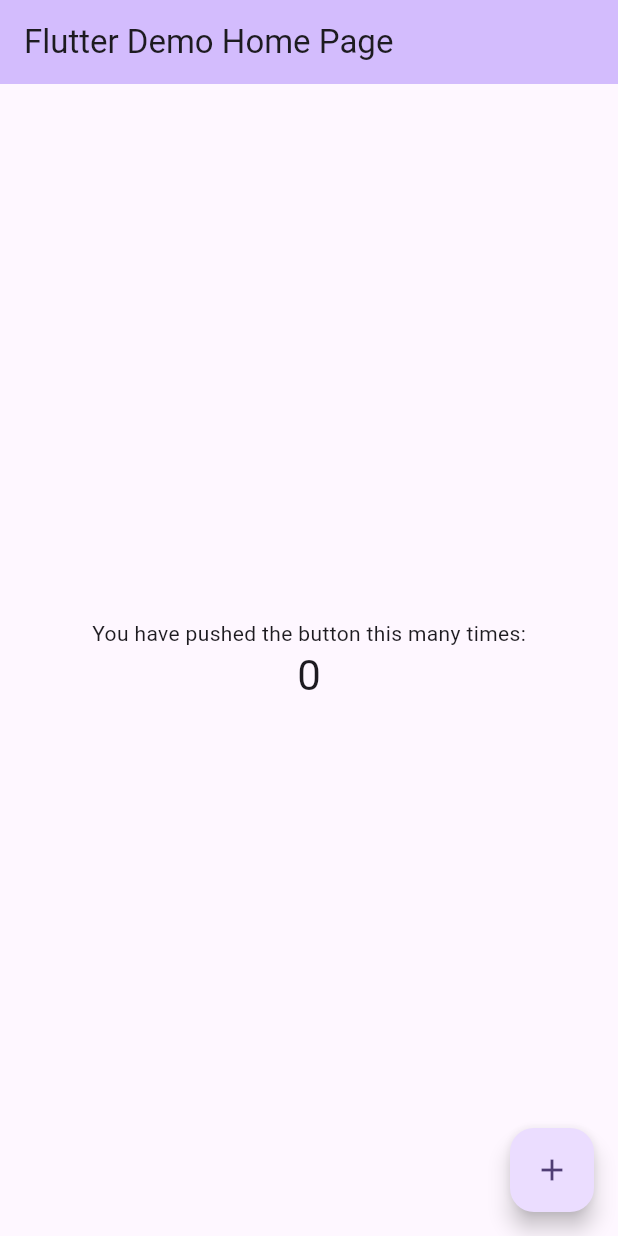
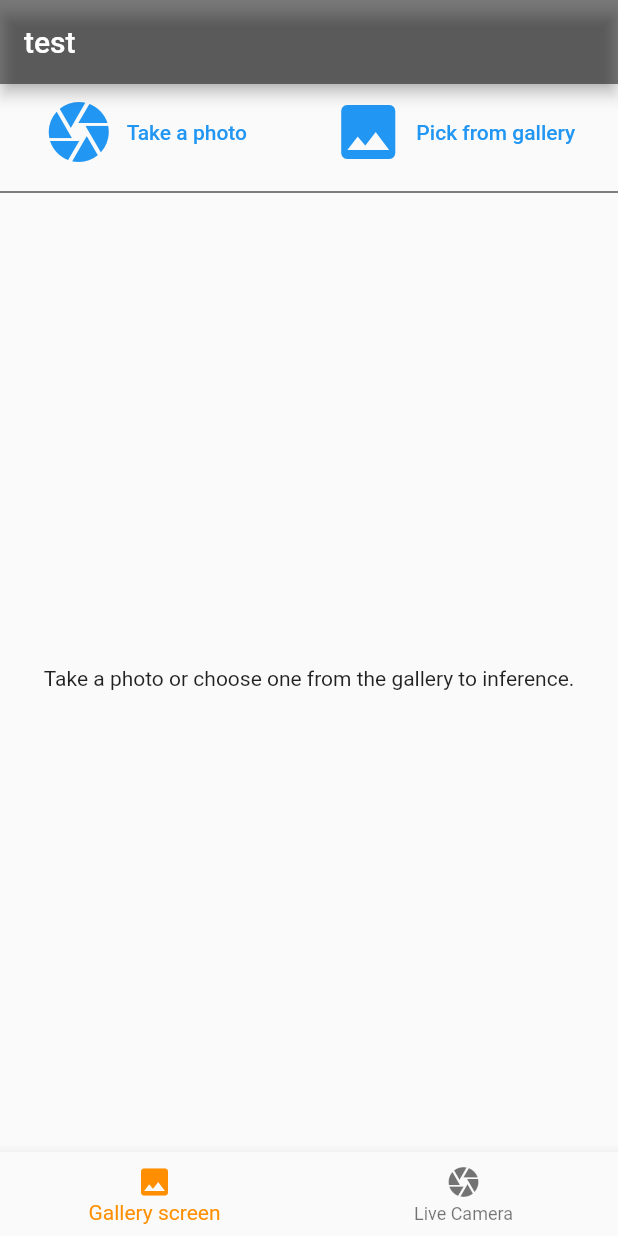
Before and after one commit to Amarin-AMR/skreen, a Flutter app: the screen it shows after launch, on a phone screen of 412 x 824 dp. Run offline on Flutter 3.47's test engine with Material 2 defaults, Android fonts, the light colour scheme and no system bars; our stand-ins replace camera, flutter_riverpod, image_picker; missing offline and left inert: tflite_flutter.

Commit message:
add example tflite image classification.

```diff
--- /dev/null
+++ b/lib/features/bottom_navigation/view/screen.dart
@@ -0,0 +1,93 @@
+import 'dart:io';
+
+import 'package:camera/camera.dart';
+import 'package:flutter/material.dart';
+
+import 'package:skreen/features/camera/view/screen.dart';
+import 'package:skreen/features/gallery/view/screen.dart';
+
+class BottomNavigationBarApp extends StatelessWidget {
+  const BottomNavigationBarApp({super.key});
+
+  @override
+  Widget build(BuildContext context) {
+    return const MaterialApp(
+      home: BottomNavigationBarExample(),
+    );
+  }
+}
+
+class BottomNavigationBarExample extends StatefulWidget {
+  const BottomNavigationBarExample({super.key});
+
+  @override
+  State<BottomNavigationBarExample> createState() =>
+      _BottomNavigationBarExampleState();
+}
+
+class _BottomNavigationBarExampleState
+    extends State<BottomNavigationBarExample> {
+  late CameraDescription cameraDescription;
+  int _selectedIndex = 0;
+  List<Widget>? _widgetOptions;
+
+  bool cameraIsAvailable = Platform.isAndroid || Platform.isIOS;
+
+  @override
+  void initState() {
+    super.initState();
+    WidgetsBinding.instance.addPostFrameCallback((_) {
+      initPages();
+    });
+  }
+
+  initPages() async {
+    _widgetOptions = [const GalleryScreen()];
+
+    if (cameraIsAvailable) {
+      // get list available camera
+      cameraDescription = (await availableCameras()).first;
+      _widgetOptions!.add(CameraScreen(camera: cameraDescription));
+    }
+
+    setState(() {});
+  }
+
+  void _onItemTapped(int index) {
+    if (!cameraIsAvailable) {
+      debugPrint("This is not supported on your current platform");
+      return;
+    }
+    setState(() {
+      _selectedIndex = index;
+    });
+  }
+
+  @override
+  Widget build(BuildContext context) {
+    return Scaffold(
+      appBar: AppBar(
+        title: const Text('test'),
+        backgroundColor: Colors.black.withOpacity(0.5),
+      ),
+      body: Center(
+        child: _widgetOptions?.elementAt(_selectedIndex),
+      ),
+      bottomNavigationBar: BottomNavigationBar(
+        items: const <BottomNavigationBarItem>[
+          BottomNavigationBarItem(
+            icon: Icon(Icons.image),
+            label: 'Gallery screen',
+          ),
+          BottomNavigationBarItem(
+            icon: Icon(Icons.camera),
+            label: 'Live Camera',
+          ),
+        ],
+        currentIndex: _selectedIndex,
+        selectedItemColor: Colors.amber[800],
+        onTap: _onItemTapped,
+      ),
+    );
+  }
+}
--- /dev/null
+++ b/lib/features/gallery/view/screen.dart
@@ -0,0 +1,187 @@
+/*
+ * Copyright 2023 The TensorFlow Authors. All Rights Reserved.
+ *
+ * Licensed under the Apache License, Version 2.0 (the "License");
+ * you may not use this file except in compliance with the License.
+ * You may obtain a copy of the License at
+ *
+ *             http://www.apache.org/licenses/LICENSE-2.0
+ *
+ * Unless required by applicable law or agreed to in writing, software
+ * distributed under the License is distributed on an "AS IS" BASIS,
+ * WITHOUT WARRANTIES OR CONDITIONS OF ANY KIND, either express or implied.
+ * See the License for the specific language governing permissions and
+ * limitations under the License.
+ */
+
+import 'dart:io';
+import 'package:flutter/material.dart';
+import 'package:image/image.dart' as img;
+import 'package:image_picker/image_picker.dart';
+import 'package:skreen/util/image_classification/image_classification_helper.dart';
+
+class GalleryScreen extends StatefulWidget {
+  const GalleryScreen({super.key});
+
+  @override
+  State<GalleryScreen> createState() => _GalleryScreenState();
+}
+
+class _GalleryScreenState extends State<GalleryScreen> {
+  ImageClassificationHelper? imageClassificationHelper;
+  final imagePicker = ImagePicker();
+  String? imagePath;
+  img.Image? image;
+  Map<String, double>? classification;
+  bool cameraIsAvailable = Platform.isAndroid || Platform.isIOS;
+
+  @override
+  void initState() {
+    imageClassificationHelper = ImageClassificationHelper();
+    imageClassificationHelper!.initHelper();
+    super.initState();
+  }
+
+  // Clean old results when press some take picture button
+  void cleanResult() {
+    imagePath = null;
+    image = null;
+    classification = null;
+    setState(() {});
+  }
+
+  // Process picked image
+  Future<void> processImage() async {
+    if (imagePath != null) {
+      // Read image bytes from file
+      final imageData = File(imagePath!).readAsBytesSync();
+
+      // Decode image using package:image/image.dart (https://pub.dev/image)
+      image = img.decodeImage(imageData);
+      setState(() {});
+      classification = await imageClassificationHelper?.inferenceImage(image!);
+      setState(() {});
+    }
+  }
+
+  @override
+  void dispose() {
+    imageClassificationHelper?.close();
+    super.dispose();
+  }
+
+  @override
+  Widget build(BuildContext context) {
+    return SafeArea(
+      child: Column(
+        children: [
+          Row(
+            mainAxisAlignment: MainAxisAlignment.spaceAround,
+            children: [
+              if (cameraIsAvailable)
+                TextButton.icon(
+                  onPressed: () async {
+                    cleanResult();
+                    final result = await imagePicker.pickImage(
+                      source: ImageSource.camera,
+                    );
+
+                    imagePath = result?.path;
+                    setState(() {});
+                    processImage();
+                  },
+                  icon: const Icon(
+                    Icons.camera,
+                    size: 48,
+                  ),
+                  label: const Text("Take a photo"),
+                ),
+              TextButton.icon(
+                onPressed: () async {
+                  cleanResult();
+                  final result = await imagePicker.pickImage(
+                    source: ImageSource.gallery,
+                  );
+
+                  imagePath = result?.path;
+                  setState(() {});
+                  processImage();
+                },
+                icon: const Icon(
+                  Icons.photo,
+                  size: 48,
+                ),
+                label: const Text("Pick from gallery"),
+              ),
+            ],
+          ),
+          const Divider(color: Colors.black),
+          Expanded(
+              child: Stack(
+            alignment: Alignment.center,
+            children: [
+              if (imagePath != null) Image.file(File(imagePath!)),
+              if (image == null)
+                const Text("Take a photo or choose one from the gallery to "
+                    "inference."),
+              Column(
+                crossAxisAlignment: CrossAxisAlignment.start,
+                children: [
+                  const Row(),
+                  if (image != null) ...[
+                    // Show model information
+
+                    if (imageClassificationHelper?.inputTensor != null)
+                      Text(
+                        'Input: (shape: ${imageClassificationHelper?.inputTensor.shape} type: '
+                        '${imageClassificationHelper?.inputTensor.type})',
+                      ),
+                    if (imageClassificationHelper?.outputTensor != null)
+                      Text(
+                        'Output: (shape: ${imageClassificationHelper?.outputTensor.shape} '
+                        'type: ${imageClassificationHelper?.outputTensor.type})',
+                      ),
+                    const SizedBox(height: 8),
+                    // Show picked image information
+                    Text('Num channels: ${image?.numChannels}'),
+                    Text('Bits per channel: ${image?.bitsPerChannel}'),
+                    Text('Height: ${image?.height}'),
+                    Text('Width: ${image?.width}'),
+                  ],
+                  const Spacer(),
+                  // Show classification result
+                  SingleChildScrollView(
+                    child: Column(
+                      children: [
+                        if (classification != null)
+                          ...(classification!.entries.toList()
+                                ..sort(
+                                  (a, b) => a.value.compareTo(b.value),
+                                ))
+                              .reversed
+                              .take(3)
+                              .map(
+                                (e) => Container(
+                                  padding: const EdgeInsets.all(8),
+                                  color: Colors.white,
+                                  child: Row(
+                                    children: [
+                                      Text(e.key),
+                                      const Spacer(),
+                                      Text(e.value.toStringAsFixed(2))
+                                    ],
+                                  ),
+                                ),
+                              ),
+                      ],
+                    ),
+                  ),
+                ],
+              ),
+            ],
+          )),
+        ],
+      ),
+    );
+  }
+}
--- a/lib/main.dart
+++ b/lib/main.dart
@@ -1,125 +1,11 @@
 import 'package:flutter/material.dart';
+import 'package:flutter_riverpod/flutter_riverpod.dart';
+import 'package:skreen/features/bottom_navigation/view/screen.dart';
 
-void main() {
-  runApp(const MyApp());
+Future<void> main() async {
+  runApp(
+    const ProviderScope(
+      child: BottomNavigationBarApp(),
+    ),
+  );
 }
-
-class MyApp extends StatelessWidget {
-  const MyApp({super.key});
-
-  // This widget is the root of your application.
-  @override
-  Widget build(BuildContext context) {
-    return MaterialApp(
-      title: 'Flutter Demo',
-      theme: ThemeData(
-        // This is the theme of your application.
-        //
-        // TRY THIS: Try running your application with "flutter run". You'll see
-        // the application has a blue toolbar. Then, without quitting the app,
-        // try changing the seedColor in the colorScheme below to Colors.green
-        // and then invoke "hot reload" (save your changes or press the "hot
-        // reload" button in a Flutter-supported IDE, or press "r" if you used
-        // the command line to start the app).
-        //
-        // Notice that the counter didn't reset back to zero; the application
-        // state is not lost during the reload. To reset the state, use hot
-        // restart instead.
-        //
-        // This works for code too, not just values: Most code changes can be
-        // tested with just a hot reload.
-        colorScheme: ColorScheme.fromSeed(seedColor: Colors.deepPurple),
-        useMaterial3: true,
-      ),
-      home: const MyHomePage(title: 'Flutter Demo Home Page'),
-    );
-  }
-}
-
-class MyHomePage extends StatefulWidget {
-  const MyHomePage({super.key, required this.title});
-
-  // This widget is the home page of your application. It is stateful, meaning
-  // that it has a State object (defined below) that contains fields that affect
-  // how it looks.
-
-  // This class is the configuration for the state. It holds the values (in this
-  // case the title) provided by the parent (in this case the App widget) and
-  // used by the build method of the State. Fields in a Widget subclass are
-  // always marked "final".
-
-  final String title;
-
-  @override
-  State<MyHomePage> createState() => _MyHomePageState();
-}
-
-class _MyHomePageState extends State<MyHomePage> {
-  int _counter = 0;
-
-  void _incrementCounter() {
-    setState(() {
-      // This call to setState tells the Flutter framework that something has
-      // changed in this State, which causes it to rerun the build method below
-      // so that the display can reflect the updated values. If we changed
-      // _counter without calling setState(), then the build method would not be
-      // called again, and so nothing would appear to happen.
-      _counter++;
-    });
-  }
-
-  @override
-  Widget build(BuildContext context) {
-    // This method is rerun every time setState is called, for instance as done
-    // by the _incrementCounter method above.
-    //
-    // The Flutter framework has been optimized to make rerunning build methods
-    // fast, so that you can just rebuild anything that needs updating rather
-    // than having to individually change instances of widgets.
-    return Scaffold(
-      appBar: AppBar(
-        // TRY THIS: Try changing the color here to a specific color (to
-        // Colors.amber, perhaps?) and trigger a hot reload to see the AppBar
-        // change color while the other colors stay the same.
-        backgroundColor: Theme.of(context).colorScheme.inversePrimary,
-        // Here we take the value from the MyHomePage object that was created by
-        // the App.build method, and use it to set our appbar title.
-        title: Text(widget.title),
-      ),
-      body: Center(
-        // Center is a layout widget. It takes a single child and positions it
-        // in the middle of the parent.
-        child: Column(
-          // Column is also a layout widget. It takes a list of children and
-          // arranges them vertically. By default, it sizes itself to fit its
-          // children horizontally, and tries to be as tall as its parent.
-          //
-          // Column has various properties to control how it sizes itself and
-          // how it positions its children. Here we use mainAxisAlignment to
-          // center the children vertically; the main axis here is the vertical
-          // axis because Columns are vertical (the cross axis would be
-          // horizontal).
-          //
-          // TRY THIS: Invoke "debug painting" (choose the "Toggle Debug Paint"
-          // action in the IDE, or press "p" in the console), to see the
-          // wireframe for each widget.
-          mainAxisAlignment: MainAxisAlignment.center,
-          children: <Widget>[
-            const Text(
-              'You have pushed the button this many times:',
-            ),
-            Text(
-              '$_counter',
-              style: Theme.of(context).textTheme.headlineMedium,
-            ),
-          ],
-        ),
-      ),
-      floatingActionButton: FloatingActionButton(
-        onPressed: _incrementCounter,
-        tooltip: 'Increment',
-        child: const Icon(Icons.add),
-      ), // This trailing comma makes auto-formatting nicer for build methods.
-    );
-  }
-}
```
Also changed, not shown: lib/features/camera/view/screen.dart (added, +155 -0 lines).
